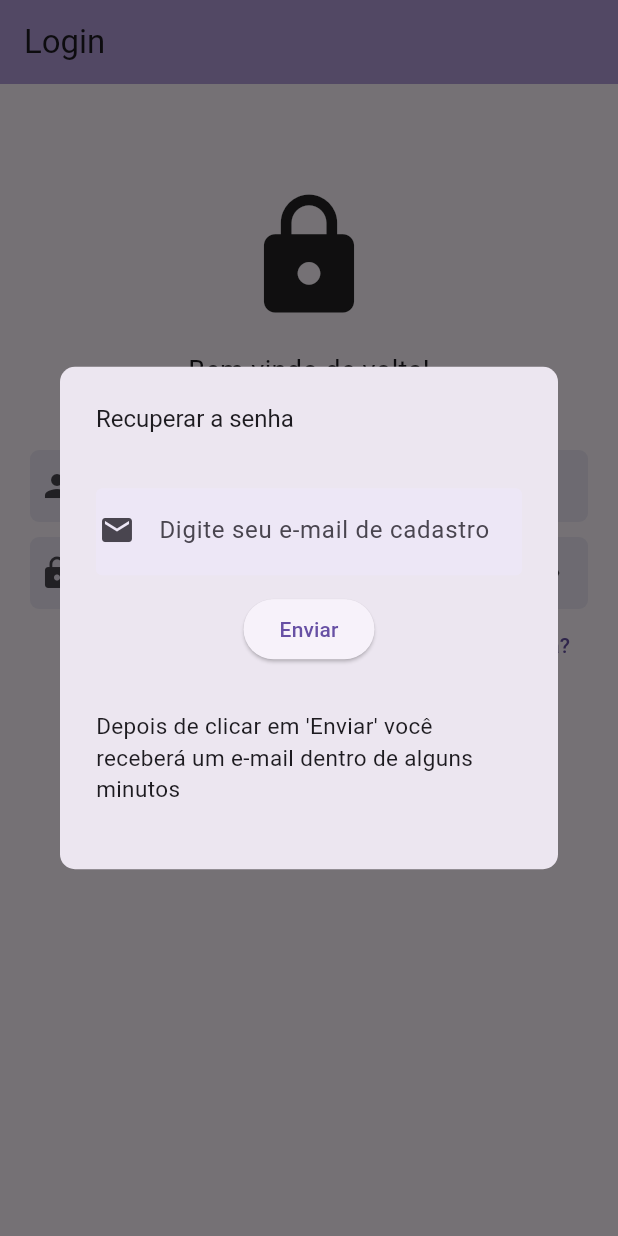
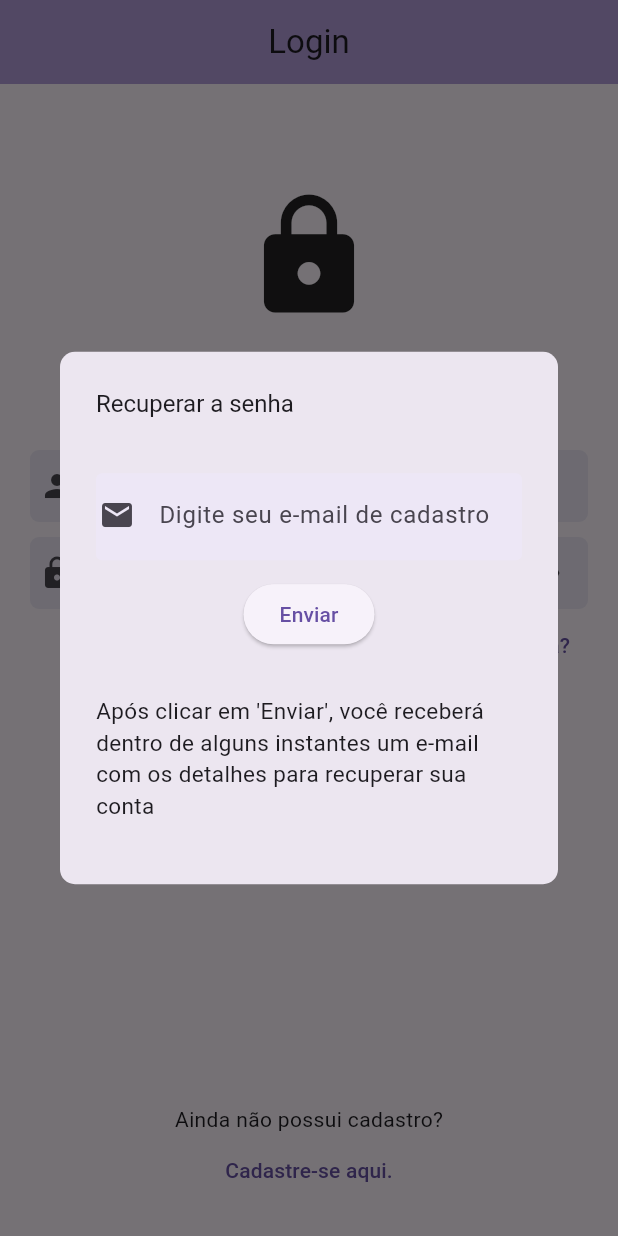
Before and after one commit to Alequeixam/Aplicativo-de-Lista-de-Compras, a Flutter app: the screen it shows after launch, after a tap on "Esqueceu a senha?", on a phone screen of 412 x 824 dp. Run offline on Flutter 3.47's test engine with Material 3 defaults, Android fonts, the phone set to English and light mode, and no system bars; our stand-ins replace device_preview, email_validator.

Commit message:
small change

```diff
--- a/app_lista_compras/lib/view/listas_view.dart
+++ b/app_lista_compras/lib/view/listas_view.dart
@@ -14,6 +14,7 @@ class _ListasViewState extends State<ListasView> {
   Widget build(BuildContext context) {
     return Scaffold(
       appBar: AppBar(
+        centerTitle: true,
         title: Text('Listas de Compras'),
       ),
       body: SafeArea(
--- a/app_lista_compras/lib/view/login_view.dart
+++ b/app_lista_compras/lib/view/login_view.dart
@@ -1,8 +1,10 @@
 // ignore_for_file: prefer_const_constructors
 
 import 'package:app_lista_compras/view/recuperacao_view.dart';
+import 'package:flutter/cupertino.dart';
 import 'package:flutter/material.dart';
 import 'package:email_validator/email_validator.dart';
+import 'package:flutter/widgets.dart';
 
 class Login extends StatefulWidget {
   const Login({super.key});
@@ -30,6 +32,7 @@ class _LoginViewState extends State<Login> {
   Widget build(BuildContext context) {
     return Scaffold(
         appBar: AppBar(
+          centerTitle: true,
           title: const Text("Login"),
           backgroundColor: Colors.deepPurple[200],
         ),
@@ -145,7 +148,25 @@ class _LoginViewState extends State<Login> {
                         ),
 
                       ),
-                    )
+                    ),
+                    Expanded(
+                      child: Align(
+                        alignment: FractionalOffset.bottomCenter,
+                        child: Column(
+                          mainAxisAlignment: MainAxisAlignment.end,
+                          children: [
+                            Text("Ainda não possui cadastro?"),
+                            TextButton(
+                                  onPressed: () {},
+                                  child: Text('Cadastre-se aqui.'),
+                                ),
+                          ],
+                        ),
+                      ),
+                    ),
+                   // SizedBox(height: 50),
+
+
                   ],
                 ),
               ),
--- a/app_lista_compras/lib/view/recuperacao_view.dart
+++ b/app_lista_compras/lib/view/recuperacao_view.dart
@@ -29,7 +29,7 @@ class _RecuperacaoState extends State<Recuperacao> {
         ),
       ),
       content: Container(
-        height: 250,
+        height: 270,
         child: Form(
           key: _formKey,
           child: Column(
@@ -75,7 +75,7 @@ class _RecuperacaoState extends State<Recuperacao> {
               ),
               SizedBox(height: 30),
               Text(
-                "Depois de clicar em 'Enviar' você receberá um e-mail dentro de alguns minutos",
+                "Após clicar em 'Enviar', você receberá dentro de alguns instantes um e-mail com os detalhes para recuperar sua conta",
                 style: TextStyle(fontSize: 15),
               ),
             ],
```
